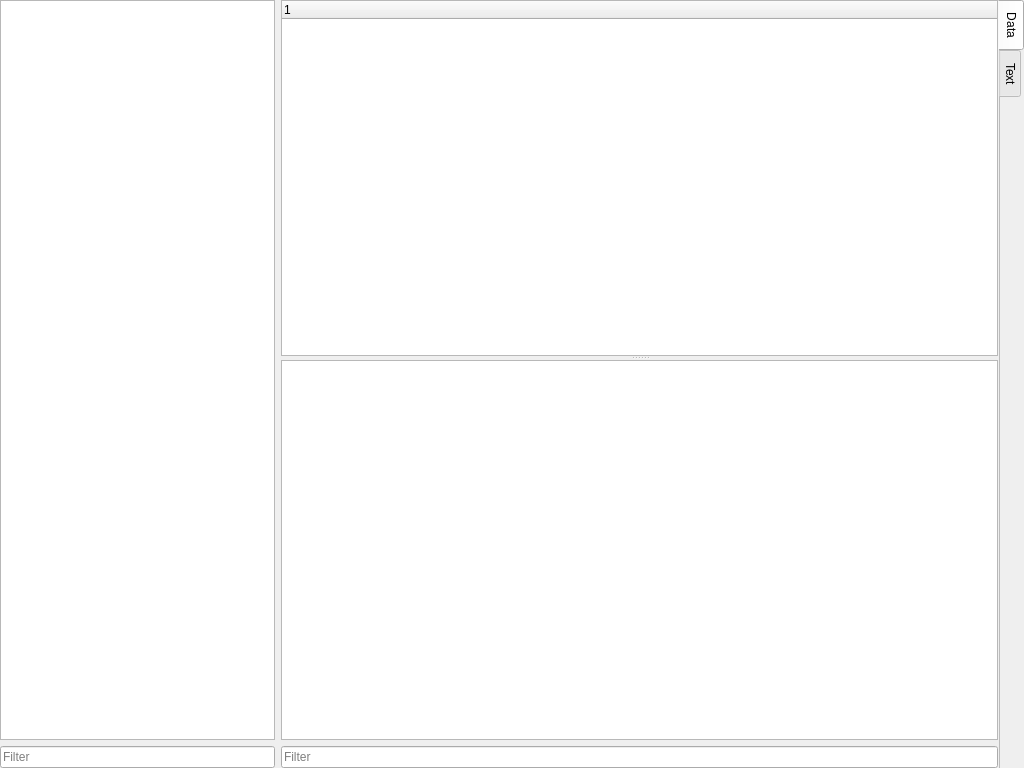
Old version of the form src/rcui/rcfileview.ui in the repository KDAB/knut.
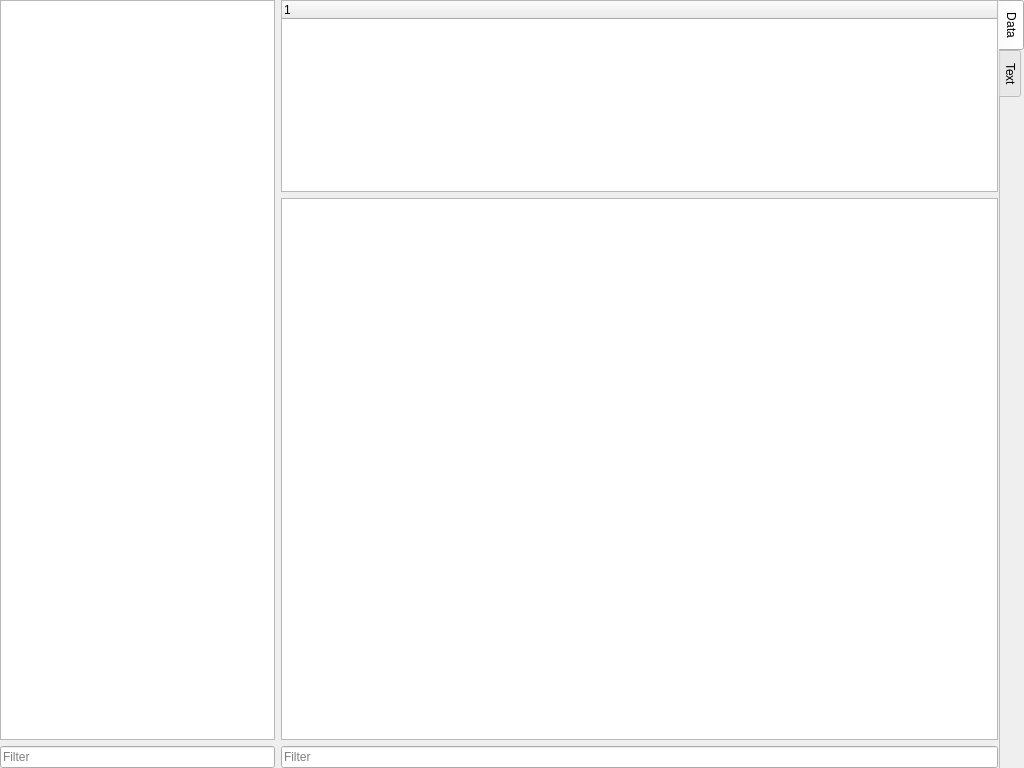
New version of the form.

The edit to the form file:
```diff
--- a/src/rcui/rcfileview.ui
+++ b/src/rcui/rcfileview.ui
@@ -97,7 +97,7 @@
       <attribute name="title">
        <string>Data</string>
       </attribute>
-      <layout class="QVBoxLayout" name="verticalLayout_3">
+      <layout class="QVBoxLayout" name="verticalLayout_2">
        <property name="leftMargin">
         <number>0</number>
        </property>
@@ -111,19 +111,20 @@
         <number>0</number>
        </property>
        <item>
-        <widget class="QSplitter" name="splitter">
-         <property name="orientation">
-          <enum>Qt::Vertical</enum>
-         </property>
          <widget class="QTreeWidget" name="propertyView">
+         <property name="sizePolicy">
+          <sizepolicy hsizetype="Expanding" vsizetype="Preferred">
+           <horstretch>0</horstretch>
+           <verstretch>0</verstretch>
+          </sizepolicy>
+         </property>
           <column>
            <property name="text">
             <string notr="true">1</string>
            </property>
           </column>
          </widget>
-         <widget class="QWidget" name="layoutWidget">
-          <layout class="QVBoxLayout" name="verticalLayout_2">
+       </item>
            <item>
             <widget class="QTreeView" name="contentView"/>
            </item>
@@ -135,10 +136,6 @@
              <property name="clearButtonEnabled">
               <bool>true</bool>
              </property>
-            </widget>
-           </item>
-          </layout>
-         </widget>
         </widget>
        </item>
       </layout>
```
Lines whose indentation alone changed are shown as unchanged.
